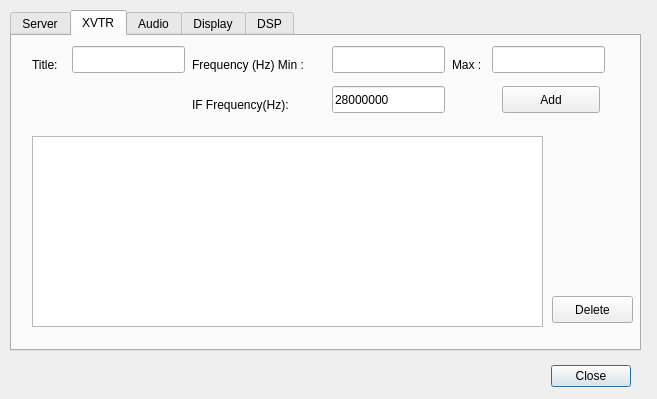
This is trunk/src/QtRadio/Configure.ui in 8cH9azbsFifZ/ghpsdr3 as Qt 5 draws it before an edit. The edited form follows.
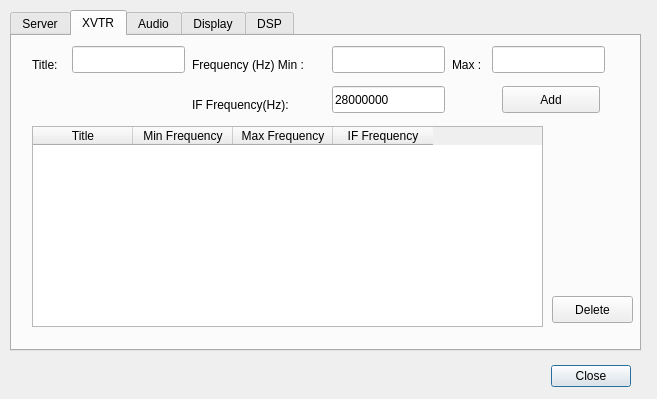
This is the edited form.

Commit message: changed bookmark view to be sub menu and more XVTR work

The edit to the form file:
```diff
--- a/trunk/src/QtRadio/Configure.ui
+++ b/trunk/src/QtRadio/Configure.ui
@@ -216,16 +216,6 @@
       <string>Add</string>
      </property>
     </widget>
-    <widget class="QTableView" name="XVTRTableView">
-     <property name="geometry">
-      <rect>
-       <x>20</x>
-       <y>100</y>
-       <width>511</width>
-       <height>191</height>
-      </rect>
-     </property>
-    </widget>
     <widget class="QPushButton" name="deletePushButton">
      <property name="geometry">
       <rect>
@@ -239,6 +229,36 @@
       <string>Delete</string>
      </property>
     </widget>
+    <widget class="QTableWidget" name="XVTRTableWidget">
+     <property name="geometry">
+      <rect>
+       <x>20</x>
+       <y>90</y>
+       <width>511</width>
+       <height>201</height>
+      </rect>
+     </property>
+     <column>
+      <property name="text">
+       <string>Title</string>
+      </property>
+     </column>
+     <column>
+      <property name="text">
+       <string>Min Frequency</string>
+      </property>
+     </column>
+     <column>
+      <property name="text">
+       <string>Max Frequency</string>
+      </property>
+     </column>
+     <column>
+      <property name="text">
+       <string>IF Frequency</string>
+      </property>
+     </column>
+    </widget>
    </widget>
    <widget class="QWidget" name="Audio">
     <attribute name="title">
```
The commit also changes 17 other files.
